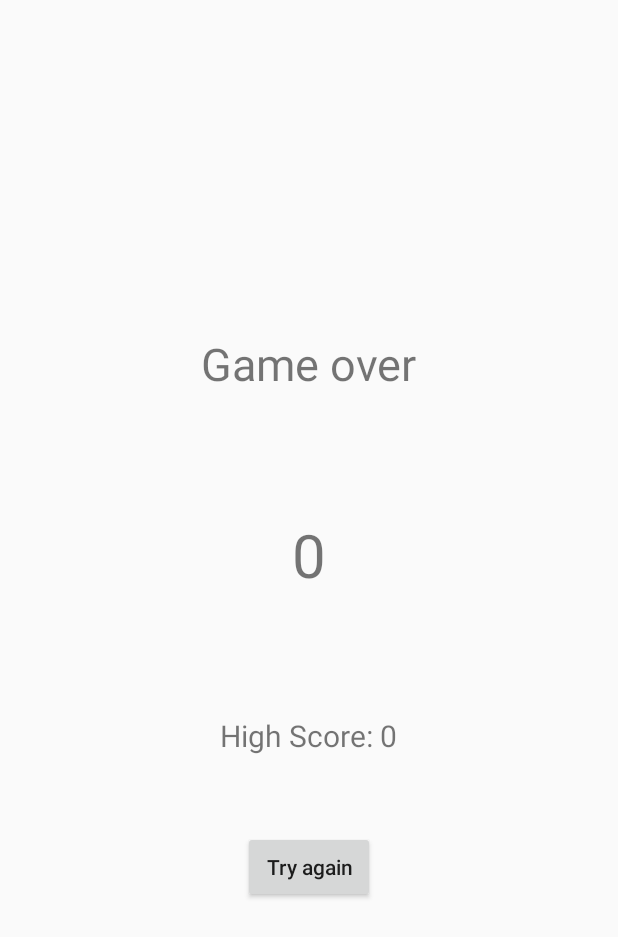
After one commit to ywqzzy/Catch_the_ball, an Android app: the ResultActivity screen opened directly, with no data from a screen before it, on a phone screen of 412 x 824 dp. The commit adds this screen. Shown: the top 937 px of the screen. Run offline under Robolectric (Android 15) with nearby library versions, the phone set to English and light mode, and no system bars.

Commit message:
result page

```diff
--- a/app/src/main/AndroidManifest.xml
+++ b/app/src/main/AndroidManifest.xml
@@ -9,6 +9,7 @@
         android:roundIcon="@mipmap/ic_launcher_round"
         android:supportsRtl="true"
         android:theme="@style/AppTheme">
+        <activity android:name=".ResultActivity"></activity>
         <activity android:name=".MainActivity">
             <intent-filter>
                 <action android:name="android.intent.action.MAIN" />
--- a/app/src/main/java/com/example/catchtheball/MainActivity.java
+++ b/app/src/main/java/com/example/catchtheball/MainActivity.java
@@ -1,5 +1,6 @@
 package com.example.catchtheball;
 
+import android.content.Intent;
 import android.graphics.Point;
 import android.os.Handler;
 import android.support.v7.app.AppCompatActivity;
@@ -179,8 +180,10 @@ public class MainActivity extends AppCompatActivity {
             timer.cancel();
             timer = null;
 
-
             // show result
+            Intent intent = new Intent(getApplicationContext(), ResultActivity.class);
+            intent.putExtra("SCORE", score);
+            startActivity(intent);
         }
 
     }
--- /dev/null
+++ b/app/src/main/java/com/example/catchtheball/ResultActivity.java
@@ -0,0 +1,50 @@
+package com.example.catchtheball;
+
+import android.content.Context;
+import android.content.Intent;
+import android.content.SharedPreferences;
+import android.support.v7.app.AppCompatActivity;
+import android.os.Bundle;
+import android.view.View;
+import android.widget.TextView;
+
+import org.w3c.dom.Text;
+
+public class ResultActivity extends AppCompatActivity {
+
+    TextView scoreLabel = null;
+    TextView highScoreLabel = null;
+    @Override
+    protected void onCreate(Bundle savedInstanceState) {
+        super.onCreate(savedInstanceState);
+        setContentView(R.layout.activity_result);
+        initView();
+
+        int score = getIntent().getIntExtra("SCORE", 0);
+        scoreLabel.setText(score + "");
+
+
+        SharedPreferences settings = getSharedPreferences("GAME_DATA", Context.MODE_PRIVATE);
+        int highScore = settings.getInt("HIGH_SCORE", 0);
+
+        if(score > highScore) {
+            highScoreLabel.setText("High Score: "+score);
+
+            SharedPreferences.Editor editor = settings.edit();
+            editor.putInt("HIGH_SCORE", score);
+            editor.commit();
+
+        } else {
+            highScoreLabel.setText("High Score: "+highScore);
+        }
+    }
+
+    private void initView() {
+        scoreLabel = (TextView)findViewById(R.id.scoreLabel);
+        highScoreLabel = (TextView)findViewById(R.id.highScoreLabel);
+    }
+
+    public void tryAgain(View view) {
+        startActivity(new Intent(getApplicationContext(), MainActivity.class));
+    }
+}
--- /dev/null
+++ b/app/src/main/res/layout/activity_result.xml
@@ -0,0 +1,42 @@
+<?xml version="1.0" encoding="utf-8"?>
+<LinearLayout xmlns:android="http://schemas.android.com/apk/res/android"
+    xmlns:app="http://schemas.android.com/apk/res-auto"
+    xmlns:tools="http://schemas.android.com/tools"
+    android:layout_width="match_parent"
+    android:layout_height="match_parent"
+    android:orientation="vertical"
+    android:gravity="center"
+    tools:context=".ResultActivity">
+
+    <TextView
+        android:layout_width="wrap_content"
+        android:layout_height="wrap_content"
+        android:text="Game over"
+        android:textSize="30sp"/>
+
+    <TextView
+        android:id="@+id/scoreLabel"
+        android:layout_width="wrap_content"
+        android:layout_height="wrap_content"
+        android:text="150"
+        android:textSize="40sp"
+        android:layout_marginTop="80dp"/>
+
+    <TextView
+        android:id="@+id/highScoreLabel"
+        android:layout_width="wrap_content"
+        android:layout_height="wrap_content"
+        android:text="High Score: 300"
+        android:textSize="20sp"
+        android:layout_marginTop="80dp"/>
+
+    <Button
+        android:layout_width="wrap_content"
+        android:layout_height="wrap_content"
+        android:layout_marginTop="50dp"
+        android:text="Try again"
+        android:textAllCaps="false"
+        android:onClick="tryAgain"/>
+
+
+</LinearLayout>
```
